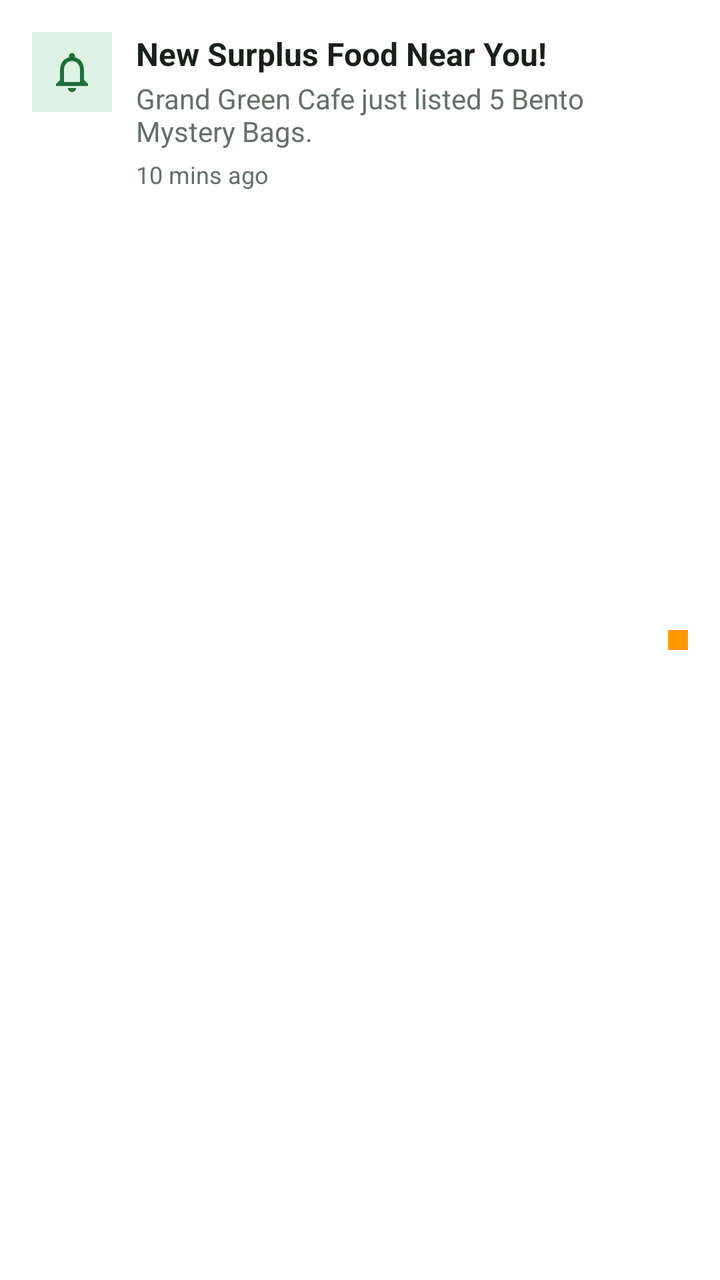
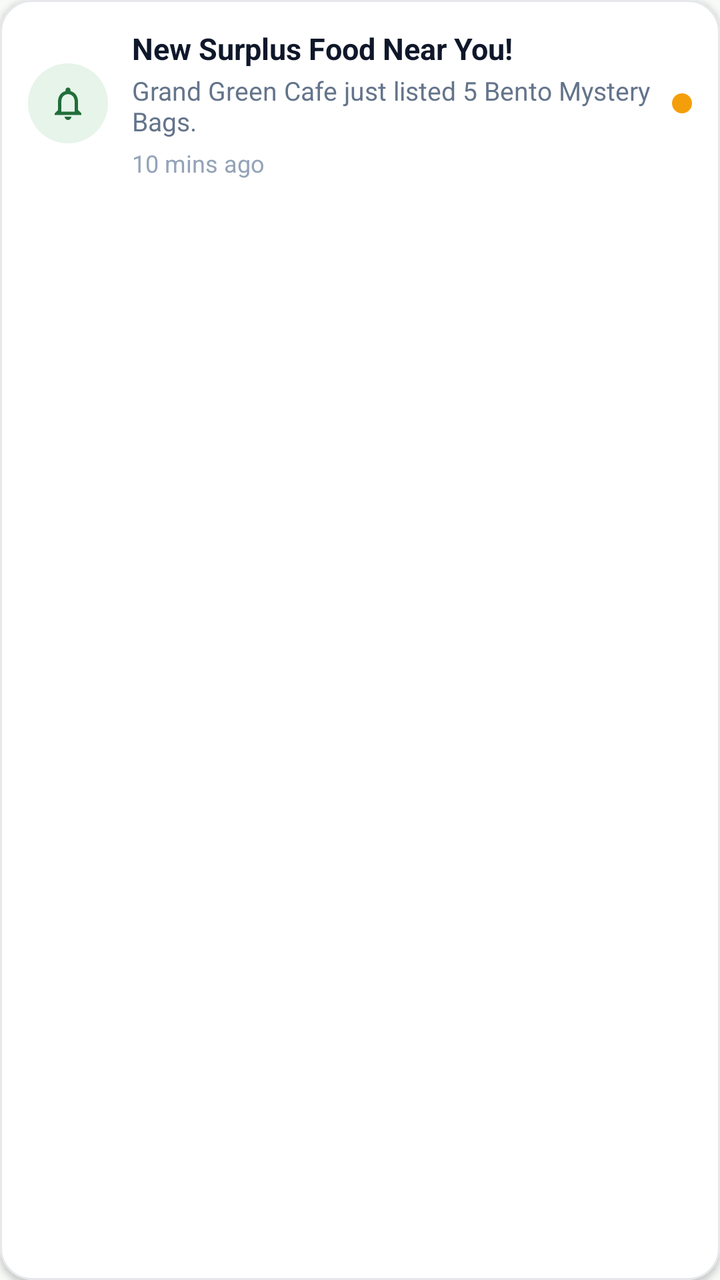

Two renders of the same Android screen: before a commit and after it. Below are the layout's source before the change and the commit's diff.
<!-- AndroidManifest.xml: application theme Theme.MAD_Group13_FoodHero -->
<!-- res/layout/item_notification.xml -->
<?xml version="1.0" encoding="utf-8"?>
<LinearLayout xmlns:android="http://schemas.android.com/apk/res/android"
    xmlns:app="http://schemas.android.com/apk/res-auto"
    android:id="@+id/ll_notification_item"
    android:layout_width="match_parent"
    android:layout_height="wrap_content"
    android:background="@color/colorSurface"
    android:orientation="horizontal"
    android:padding="@dimen/spacing_16">

    <ImageView
        android:id="@+id/iv_notif_icon"
        android:layout_width="40dp"
        android:layout_height="40dp"
        android:background="@color/colorPrimaryContainer"
        android:contentDescription="@null"
        android:padding="@dimen/spacing_8"
        android:src="@drawable/ic_notifications"
        app:tint="@color/colorPrimary" />

    <LinearLayout
        android:layout_width="0dp"
        android:layout_height="wrap_content"
        android:layout_marginStart="@dimen/spacing_12"
        android:layout_weight="1"
        android:orientation="vertical">

        <TextView
            android:id="@+id/tv_notif_title"
            android:layout_width="match_parent"
            android:layout_height="wrap_content"
            android:text="New Surplus Food Near You!"
            android:textColor="@color/colorTextPrimary"
            android:textSize="@dimen/text_size_action"
            android:textStyle="bold" />

        <TextView
            android:id="@+id/tv_notif_message"
            android:layout_width="match_parent"
            android:layout_height="wrap_content"
            android:layout_marginTop="@dimen/spacing_2"
            android:text="Grand Green Cafe just listed 5 Bento Mystery Bags."
            android:textColor="@color/colorTextSecondary"
            android:textSize="@dimen/text_size_body" />

        <TextView
            android:id="@+id/tv_notif_time"
            android:layout_width="wrap_content"
            android:layout_height="wrap_content"
            android:layout_marginTop="@dimen/spacing_4"
            android:text="10 mins ago"
            android:textColor="@color/colorTextSecondary"
            android:textSize="@dimen/text_size_caption" />
    </LinearLayout>

    <View
        android:id="@+id/view_unread_dot"
        android:layout_width="10dp"
        android:layout_height="10dp"
        android:layout_gravity="center_vertical"
        android:layout_marginStart="@dimen/spacing_8"
        android:background="@color/colorAccent" />
</LinearLayout>
<!-- resources referenced by this layout -->
<resources>
  <color name="colorAccent">#FF9800</color>
  <color name="colorPrimary">#216E39</color>
  <color name="colorPrimaryContainer">#DDF3E3</color>
  <color name="colorSurface">#FFFFFF</color>
  <color name="colorTextPrimary">#17211A</color>
  <color name="colorTextSecondary">#627067</color>
  <dimen name="spacing_12">12dp</dimen>
  <dimen name="spacing_16">16dp</dimen>
  <dimen name="spacing_2">2dp</dimen>
  <dimen name="spacing_4">4dp</dimen>
  <dimen name="spacing_8">8dp</dimen>
  <dimen name="text_size_action">16sp</dimen>
  <dimen name="text_size_body">14sp</dimen>
  <dimen name="text_size_caption">12sp</dimen>
  <!-- drawable ic_notifications (drawable) -->
  <vector xmlns:android="http://schemas.android.com/apk/res/android"
      android:width="24dp"
      android:height="24dp"
      android:viewportWidth="24"
      android:viewportHeight="24">
      <path
          android:fillColor="@color/colorPrimary"
          android:pathData="M12,22c1.1,0 2,-0.9 2,-2h-4c0,1.1 0.9,2 2,2zm6,-6v-5c0,-3.07 -1.63,-5.64 -4.5,-6.32V4c0,-0.83 -0.67,-1.5 -1.5,-1.5s-1.5,0.67 -1.5,1.5v0.68C7.64,5.36 6,7.92 6,11v5l-2,2v1h16v-1l-2,-2zm-2,1H8v-6c0,-2.48 1.51,-4.5 4,-4.5s4,2.02 4,4.5v6z" />
  </vector>
  <style name="Theme.MAD_Group13_FoodHero" parent="Theme.MaterialComponents.DayNight.NoActionBar">
          
          <item name="colorPrimary">@color/colorPrimary</item>
          <item name="colorPrimaryVariant">@color/colorPrimaryDark</item>
          <item name="colorOnPrimary">@color/white</item>
          
          <item name="colorSecondary">@color/colorAccent</item>
          <item name="colorSecondaryVariant">@color/colorAccentContainer</item>
          <item name="colorOnSecondary">@color/white</item>
          
          <item name="android:windowBackground">@color/colorBackground</item>
          <item name="colorSurface">@color/colorSurface</item>
          <item name="colorOnSurface">@color/colorTextPrimary</item>
          <item name="colorError">@color/colorError</item>
          
          <item name="android:statusBarColor">@color/colorPrimaryDark</item>
          <item name="android:navigationBarColor">@color/colorSurface</item>
          <item name="android:windowLightNavigationBar" tools:targetApi="o_mr1">true</item>
      </style>
  <color name="colorPrimaryDark">#123C25</color>
  <color name="white">#FFFFFF</color>
  <color name="colorAccentContainer">#FFF1D6</color>
  <color name="colorBackground">#F7F8F3</color>
  <color name="colorError">#B3261E</color>
</resources>

<!-- the commit's change to res/layout/item_notification.xml (unified diff, before → after) -->
@@ -1,63 +1,76 @@
 <?xml version="1.0" encoding="utf-8"?>
-<LinearLayout xmlns:android="http://schemas.android.com/apk/res/android"
+<com.google.android.material.card.MaterialCardView xmlns:android="http://schemas.android.com/apk/res/android"
     xmlns:app="http://schemas.android.com/apk/res-auto"
-    android:id="@+id/ll_notification_item"
+    style="@style/Widget.FoodHero.Card"
     android:layout_width="match_parent"
     android:layout_height="wrap_content"
-    android:background="@color/colorSurface"
-    android:orientation="horizontal"
-    android:padding="@dimen/spacing_16">
-
-    <ImageView
-        android:id="@+id/iv_notif_icon"
-        android:layout_width="40dp"
-        android:layout_height="40dp"
-        android:background="@color/colorPrimaryContainer"
-        android:contentDescription="@null"
-        android:padding="@dimen/spacing_8"
-        android:src="@drawable/ic_notifications"
-        app:tint="@color/colorPrimary" />
+    android:layout_marginStart="@dimen/spacing_16"
+    android:layout_marginTop="@dimen/spacing_4"
+    android:layout_marginEnd="@dimen/spacing_16"
+    android:layout_marginBottom="@dimen/spacing_4"
+    app:cardBackgroundColor="@color/colorSurface">
 
     <LinearLayout
-        android:layout_width="0dp"
+        android:id="@+id/ll_notification_item"
+        android:layout_width="match_parent"
         android:layout_height="wrap_content"
-        android:layout_marginStart="@dimen/spacing_12"
-        android:layout_weight="1"
-        android:orientation="vertical">
+        android:gravity="center_vertical"
+        android:orientation="horizontal"
+        android:padding="@dimen/spacing_14">
 
-        <TextView
-            android:id="@+id/tv_notif_title"
-            android:layout_width="match_parent"
+        <ImageView
+            android:id="@+id/iv_notif_icon"
+            android:layout_width="40dp"
+            android:layout_height="40dp"
+            android:background="@drawable/bg_circle_container"
+            android:backgroundTint="@color/colorPrimaryContainer"
+            android:contentDescription="@null"
+            android:padding="@dimen/spacing_10"
+            android:src="@drawable/ic_notifications"
+            app:tint="@color/colorPrimary" />
+
+        <LinearLayout
+            android:layout_width="0dp"
             android:layout_height="wrap_content"
-            android:text="New Surplus Food Near You!"
-            android:textColor="@color/colorTextPrimary"
-            android:textSize="@dimen/text_size_action"
-            android:textStyle="bold" />
+            android:layout_marginStart="@dimen/spacing_12"
+            android:layout_weight="1"
+            android:orientation="vertical">
 
-        <TextView
-            android:id="@+id/tv_notif_message"
-            android:layout_width="match_parent"
-            android:layout_height="wrap_content"
-            android:layout_marginTop="@dimen/spacing_2"
-            android:text="Grand Green Cafe just listed 5 Bento Mystery Bags."
-            android:textColor="@color/colorTextSecondary"
-            android:textSize="@dimen/text_size_body" />
+            <TextView
+                android:id="@+id/tv_notif_title"
+                android:layout_width="match_parent"
+                android:layout_height="wrap_content"
+                android:text="New Surplus Food Near You!"
+                android:textColor="@color/colorTextPrimary"
+                android:textSize="15sp"
+                android:textStyle="bold" />
 
-        <TextView
-            android:id="@+id/tv_notif_time"
-            android:layout_width="wrap_content"
-            android:layout_height="wrap_content"
-            android:layout_marginTop="@dimen/spacing_4"
-            android:text="10 mins ago"
-            android:textColor="@color/colorTextSecondary"
-            android:textSize="@dimen/text_size_caption" />
+            <TextView
+                android:id="@+id/tv_notif_message"
+                android:layout_width="match_parent"
+                android:layout_height="wrap_content"
+                android:layout_marginTop="2dp"
+                android:text="Grand Green Cafe just listed 5 Bento Mystery Bags."
+                android:textColor="@color/colorTextSecondary"
+                android:textSize="@dimen/text_size_sub" />
+
+            <TextView
+                android:id="@+id/tv_notif_time"
+                android:layout_width="wrap_content"
+                android:layout_height="wrap_content"
+                android:layout_marginTop="@dimen/spacing_4"
+                android:text="10 mins ago"
+                android:textColor="@color/colorTextTertiary"
+                android:textSize="@dimen/text_size_caption" />
+        </LinearLayout>
+
+        <View
+            android:id="@+id/view_unread_dot"
+            android:layout_width="10dp"
+            android:layout_height="10dp"
+            android:layout_gravity="center_vertical"
+            android:layout_marginStart="@dimen/spacing_8"
+            android:background="@drawable/bg_circle_container"
+            android:backgroundTint="@color/colorAccent" />
     </LinearLayout>
-
-    <View
-        android:id="@+id/view_unread_dot"
-        android:layout_width="10dp"
-        android:layout_height="10dp"
-        android:layout_gravity="center_vertical"
-        android:layout_marginStart="@dimen/spacing_8"
-        android:background="@color/colorAccent" />
-</LinearLayout>
+</com.google.android.material.card.MaterialCardView>
<!-- resource entries referenced after the edit -->
@@ -1,19 +1,26 @@
 <!-- resources referenced by this layout -->
 <resources>
-  <color name="colorAccent">#FF9800</color>
+  <color name="colorAccent">#F59E0B</color>
   <color name="colorPrimary">#216E39</color>
-  <color name="colorPrimaryContainer">#DDF3E3</color>
+  <color name="colorPrimaryContainer">#E6F4EA</color>
   <color name="colorSurface">#FFFFFF</color>
-  <color name="colorTextPrimary">#17211A</color>
-  <color name="colorTextSecondary">#627067</color>
+  <color name="colorTextPrimary">#0F172A</color>
+  <color name="colorTextSecondary">#64748B</color>
+  <color name="colorTextTertiary">#94A3B8</color>
+  <dimen name="spacing_10">10dp</dimen>
   <dimen name="spacing_12">12dp</dimen>
+  <dimen name="spacing_14">14dp</dimen>
   <dimen name="spacing_16">16dp</dimen>
-  <dimen name="spacing_2">2dp</dimen>
   <dimen name="spacing_4">4dp</dimen>
   <dimen name="spacing_8">8dp</dimen>
-  <dimen name="text_size_action">16sp</dimen>
-  <dimen name="text_size_body">14sp</dimen>
   <dimen name="text_size_caption">12sp</dimen>
+  <dimen name="text_size_sub">13sp</dimen>
+  <!-- drawable bg_circle_container (drawable) -->
+  <?xml version="1.0" encoding="utf-8"?>
+  <shape xmlns:android="http://schemas.android.com/apk/res/android"
+      android:shape="oval">
+      <solid android:color="@color/colorPrimaryContainer" />
+  </shape>
   <!-- drawable ic_notifications (drawable) -->
   <vector xmlns:android="http://schemas.android.com/apk/res/android"
       android:width="24dp"
@@ -24,6 +31,15 @@
           android:fillColor="@color/colorPrimary"
           android:pathData="M12,22c1.1,0 2,-0.9 2,-2h-4c0,1.1 0.9,2 2,2zm6,-6v-5c0,-3.07 -1.63,-5.64 -4.5,-6.32V4c0,-0.83 -0.67,-1.5 -1.5,-1.5s-1.5,0.67 -1.5,1.5v0.68C7.64,5.36 6,7.92 6,11v5l-2,2v1h16v-1l-2,-2zm-2,1H8v-6c0,-2.48 1.51,-4.5 4,-4.5s4,2.02 4,4.5v6z" />
   </vector>
+  <style name="Widget.FoodHero.Card" parent="Widget.MaterialComponents.CardView">
+          <item name="cardCornerRadius">@dimen/corner_card</item>
+          <item name="cardElevation">@dimen/elevation_card</item>
+          <item name="cardBackgroundColor">@color/colorSurface</item>
+          <item name="cardMaxElevation">@dimen/elevation_card_elevated</item>
+          <item name="strokeColor">@color/colorCardBorder</item>
+          <item name="strokeWidth">1dp</item>
+          <item name="android:clipToPadding">false</item>
+      </style>
   <style name="Theme.MAD_Group13_FoodHero" parent="Theme.MaterialComponents.DayNight.NoActionBar">
           
           <item name="colorPrimary">@color/colorPrimary</item>
@@ -43,10 +59,14 @@
           <item name="android:navigationBarColor">@color/colorSurface</item>
           <item name="android:windowLightNavigationBar" tools:targetApi="o_mr1">true</item>
       </style>
+  <dimen name="corner_card">16dp</dimen>
+  <dimen name="elevation_card">2dp</dimen>
+  <dimen name="elevation_card_elevated">4dp</dimen>
+  <color name="colorCardBorder">#E5E7EB</color>
   <color name="colorPrimaryDark">#123C25</color>
   <color name="white">#FFFFFF</color>
-  <color name="colorAccentContainer">#FFF1D6</color>
-  <color name="colorBackground">#F7F8F3</color>
-  <color name="colorError">#B3261E</color>
+  <color name="colorAccentContainer">#FEF3C7</color>
+  <color name="colorBackground">#F8FAF8</color>
+  <color name="colorError">#DC2626</color>
 </resources>
 
